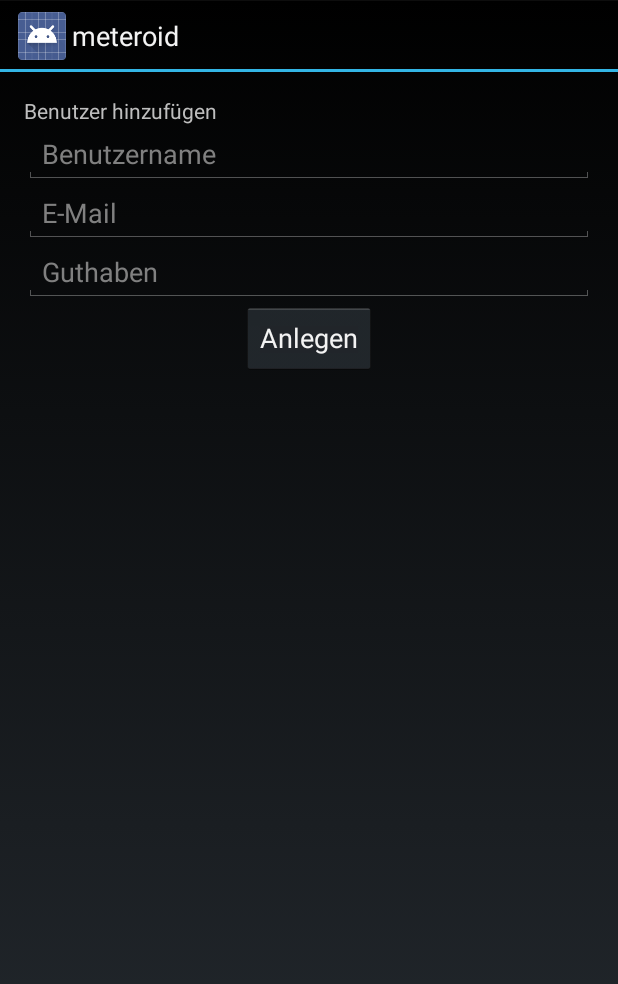
After one commit to chaosdorf/meteroid, an Android app: the layout activity_add_user.xml on its own in the app's theme, with its tools: preview values and no code run, on a phone screen of 412 x 824 dp. The commit adds this screen. Shown: the top 984 px of the screen. Run offline under Robolectric (Android 15) with nearby library versions, the phone set to English and light mode, and no system bars.

Commit message:
init of add_user

```diff
--- a/meteroid/src/main/java/de/chaosdorf/meteroid/SetHostname.java
+++ b/meteroid/src/main/java/de/chaosdorf/meteroid/SetHostname.java
@@ -68,7 +68,7 @@ public class SetHostname extends Activity
 				{
 					newHostname += "/";
 				}
-				if (!URLUtil.isHttpUrl(newHostname))
+				if (!URLUtil.isHttpUrl(newHostname) || !URLUtil.isHttpsUrl(newHostname))
 				{
 					Utility.displayToastMessage(activity, "Invalid hostname entered");
 					return;
--- a/meteroid/src/main/java/de/chaosdorf/meteroid/longrunningio/LongRunningIOTask.java
+++ b/meteroid/src/main/java/de/chaosdorf/meteroid/longrunningio/LongRunningIOTask.java
@@ -6,5 +6,6 @@ public enum LongRunningIOTask
 	GET_USER,
 	GET_DRINKS,
 	PAY_DRINK,
+    ADD_USER,
 	UPDATE_USER
 }
--- /dev/null
+++ b/meteroid/src/main/res/layout/activity_add_user.xml
@@ -0,0 +1,28 @@
+<?xml version="1.0" encoding="utf-8"?>
+
+<LinearLayout xmlns:android="http://schemas.android.com/apk/res/android"
+              xmlns:tools="http://schemas.android.com/tools"
+              android:layout_width="fill_parent"
+              android:layout_height="fill_parent"
+              android:orientation="vertical"
+              android:paddingLeft="@dimen/activity_horizontal_margin"
+              android:paddingRight="@dimen/activity_horizontal_margin"
+              android:paddingTop="@dimen/activity_vertical_margin"
+              android:paddingBottom="@dimen/activity_vertical_margin"
+              tools:context=".AddUserActivity">
+
+    <TextView android:id="@+id/text" android:text="@string/add_user" android:layout_height="wrap_content" android:layout_width="wrap_content" />
+
+    <EditText android:id="@+id/username" android:hint="@string/username" android:layout_height="wrap_content" android:layout_width="fill_parent"
+              android:password="false" android:phoneNumber="false"/>
+    <EditText android:id="@+id/email" android:hint="@string/email" android:layout_height="wrap_content" android:layout_width="fill_parent"
+              android:password="false" android:phoneNumber="false"/>
+    <EditText android:id="@+id/balance" android:hint="@string/balance" android:layout_height="wrap_content" android:layout_width="fill_parent"
+              android:password="false" android:phoneNumber="false" android:numeric="decimal"/>
+    <Button
+            android:layout_width="wrap_content"
+            android:layout_height="wrap_content"
+            android:text="@string/create_user"
+            android:id="@+id/save_button" android:layout_gravity="center"/>
+
+</LinearLayout>
--- a/meteroid/src/main/res/layout/activity_buy_mate_drink.xml
+++ b/meteroid/src/main/res/layout/activity_buy_mate_drink.xml
@@ -5,7 +5,6 @@
                 android:layout_height="80dip"
                 android:gravity="center_vertical"
                 android:ignoreGravity="@+id/icon">
-        >
 
     <ImageView
             android:id="@+id/icon"
--- a/meteroid/src/main/res/values/strings.xml
+++ b/meteroid/src/main/res/values/strings.xml
@@ -37,5 +37,10 @@
     <string name="menu_multi_user_mode_enabled">Multi-user mode enabled</string>
     <string name="menu_multi_user_mode_disabled">Multi-user mode disabled</string>
     <string name="button_back">Back</string>
+    <string name="add_user">Benutzer hinzufügen</string>
+    <string name="username">Benutzername</string>
+    <string name="email">E-Mail</string>
+    <string name="balance">Guthaben</string>
+    <string name="create_user">Anlegen</string>
 
 </resources>
```
Also changed, not shown: meteroid/src/main/java/de/chaosdorf/meteroid/AddUserActivity.java (added, +14 -0 lines), meteroid/src/main/java/de/chaosdorf/meteroid/PickUsername.java (+12 -1 lines).
